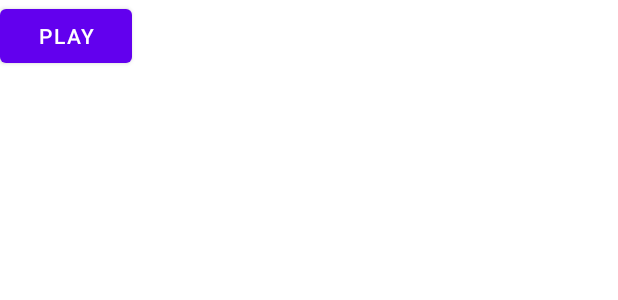
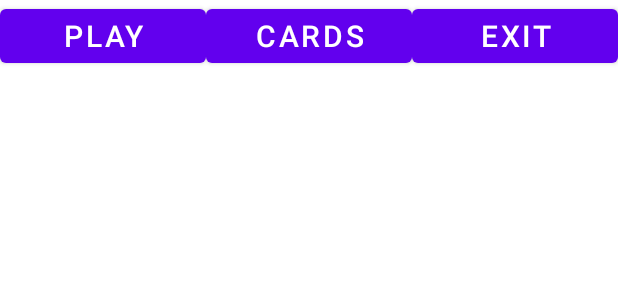
Before and after one commit to DavidBarbu/Android-card-game, an Android app: the layout activity_main2.xml on its own in the app's theme, with its tools: preview values and no code run, on a phone screen of 412 x 824 dp. Shown: the top 300 px of the screen. Run offline under Robolectric (Android 15) with nearby library versions, the phone set to English and light mode, and no system bars.

Commit message:
Quit button, "list of cards"

```diff
--- /dev/null
+++ b/app/src/main/java/com/example/myapplication/List.java
@@ -0,0 +1,4 @@
+package com.example.myapplication;
+
+public class List<T> {
+}
--- a/app/src/main/res/layout/activity_main2.xml
+++ b/app/src/main/res/layout/activity_main2.xml
@@ -8,11 +8,39 @@
 
     <LinearLayout
         android:layout_width="match_parent"
+        android:orientation="horizontal"
+        android:layout_centerHorizontal="true"
         android:layout_height="wrap_content">
-    <Button
-        android:id="@+id/play_button"
-        android:layout_width="wrap_content"
-        android:layout_height="wrap_content"
-        android:text="Play" />
+
+        <Button
+            android:id="@+id/menu_play"
+            android:layout_width="0dp"
+            android:layout_weight="1"
+            android:textSize="20sp"
+            android:text="Play"
+            android:textColor="#FFFFFF"
+            android:gravity="center"
+            android:layout_height="wrap_content"/>
+
+        <Button
+            android:id="@+id/menu_cards"
+            android:layout_width="0dp"
+            android:layout_weight="1"
+            android:textSize="20sp"
+            android:text="Cards"
+            android:textColor="#FFFFFF"
+            android:gravity="center"
+            android:layout_height="wrap_content"/>
+
+        <Button
+            android:id="@+id/menu_exit"
+            android:layout_width="0dp"
+            android:layout_weight="1"
+            android:textSize="20sp"
+            android:text="Exit"
+            android:textColor="#FFFFFF"
+            android:gravity="center"
+            android:layout_height="wrap_content"/>
     </LinearLayout>
+
 </RelativeLayout>
```
Also changed, not shown: app/src/main/java/com/example/myapplication/MainActivity.java (+14 -2 lines), app/src/main/java/com/example/myapplication/MainActivity2.java (+17 -3 lines).
